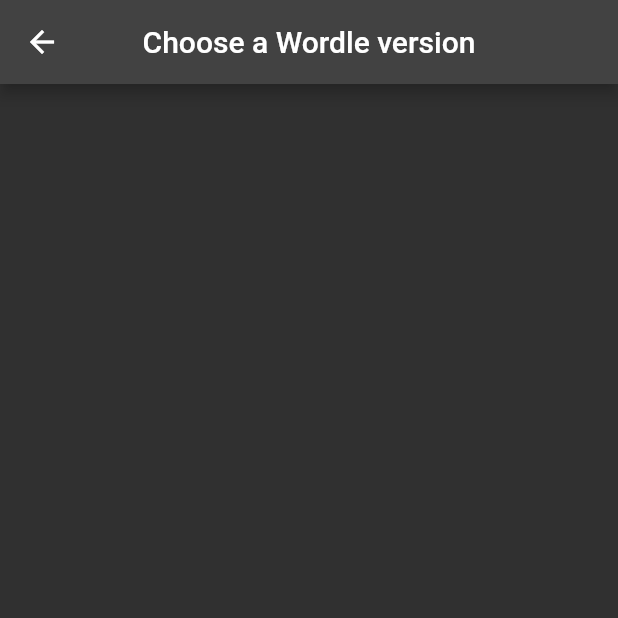
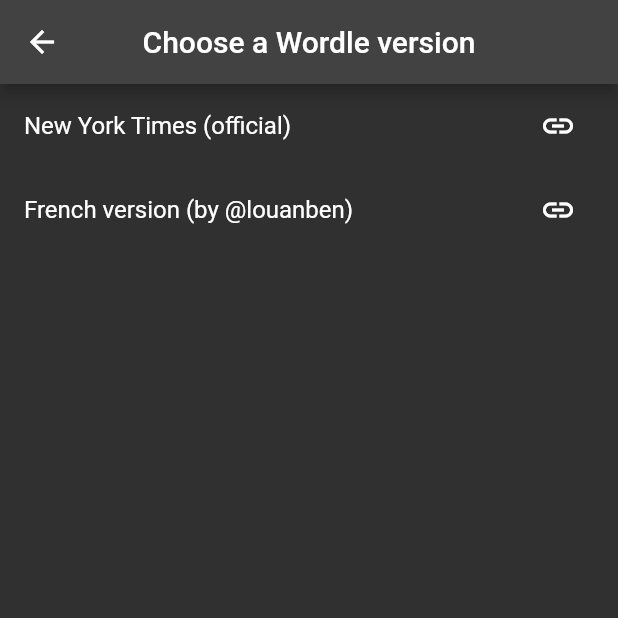
Before and after one commit to NadCAtarun/wordle_helper, a Flutter app: the VersionSwitcher screen opened by its route, on a phone screen of 412 x 824 dp, the top half of it. Run offline on Flutter 3.47's test engine with Material 2 defaults, Android fonts, the phone set to English and light mode, and no system bars; project files that could hold a hidden picture were left out.

Commit message:
Add functional links to each version

```diff
--- a/lib/screens/versionSwitcher.dart
+++ b/lib/screens/versionSwitcher.dart
@@ -1,9 +1,16 @@
 import 'package:flutter/material.dart';
+import 'package:url_launcher/url_launcher.dart';
+import 'package:wordle_helper/version.dart';
 
 class VersionSwitcher extends StatelessWidget {
   static const String routeName = '/switch';
 
-  const VersionSwitcher({Key? key}) : super(key: key);
+  final void Function(Version)? onChoice;
+
+  const VersionSwitcher({
+    Key? key,
+    this.onChoice,
+  }) : super(key: key);
 
   @override
   Widget build(BuildContext context) {
@@ -12,7 +19,21 @@ class VersionSwitcher extends StatelessWidget {
         centerTitle: true,
         title: const Text('Choose a Wordle version'),
       ),
-      body: Container(),
+      body: ListView.builder(
+        itemCount: kVersions.length,
+        itemBuilder: (context, index) {
+          Version version = kVersions[index];
+          return ListTile(
+            title: Text(version.fullName),
+            trailing: IconButton(
+              icon: const Icon(Icons.link),
+              onPressed: () {
+                launchUrl(Uri.parse(version.url));
+              },
+            ),
+          );
+        },
+      ),
     );
   }
 }
--- a/lib/version.dart
+++ b/lib/version.dart
@@ -1,10 +1,21 @@
 enum Version {
-  englishNYT('en', 'https://www.nytimes.com/games/wordle/index.html'),
-  frenchLouan('fr', 'https://wordle.louan.me/');
+  englishNYT(
+    'en',
+    'New York Times (official)',
+    'https://www.nytimes.com/games/wordle/index.html',
+  ),
+  frenchLouan(
+    'fr',
+    'French version (by @louanben)',
+    'https://wordle.louan.me/',
+  );
 
-  const Version(this.prefix, this.url);
+  const Version(this.prefix, this.fullName, this.url);
   final String prefix;
+  final String fullName;
   final String url;
 }
 
-const kDefaultVersion = Version.englishNYT;
+const Version kDefaultVersion = Version.englishNYT;
+
+const List<Version> kVersions = Version.values;
--- a/pubspec.yaml
+++ b/pubspec.yaml
@@ -34,6 +34,7 @@ dependencies:
   # The following adds the Cupertino Icons font to your application.
   # Use with the CupertinoIcons class for iOS style icons.
   cupertino_icons: ^1.0.2
+  url_launcher: ^6.1.4
 
 dev_dependencies:
   flutter_test:
```
Also changed, not shown: pubspec.lock, 5 other files.
